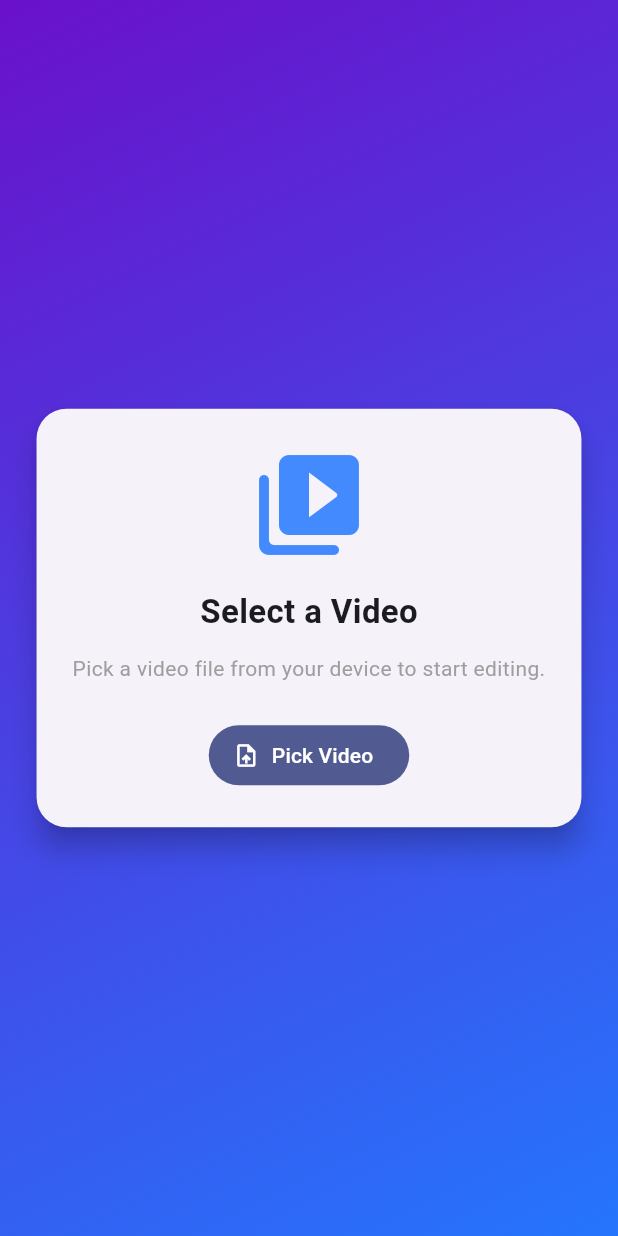
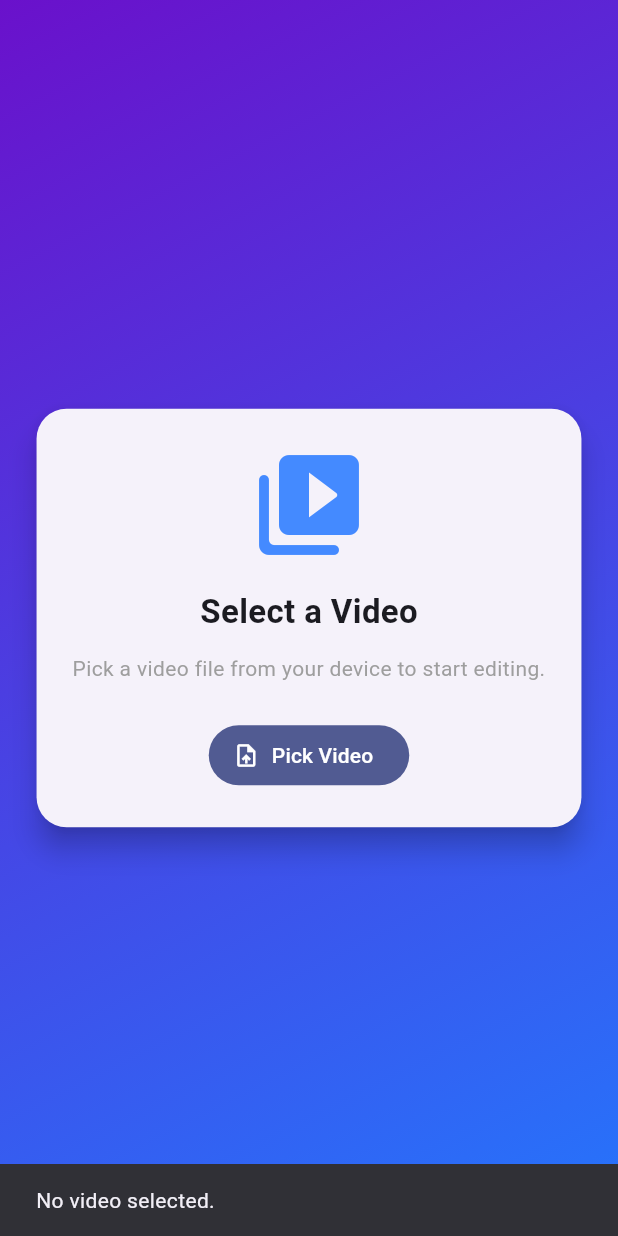
Before and after one commit to Kanha-Barad/flutter_video_cut_editor, a Flutter app: the screen it shows after launch, after a tap on "Pick Video", on a phone screen of 412 x 824 dp. Run offline on Flutter 3.47's test engine with Material 3 defaults, Android fonts, the phone set to English and light mode, and no system bars; our stand-ins replace device_info_plus, file_picker, image_picker, video_player; missing offline and left inert: ffmpeg_kit_flutter_new_min_gpl, video_editor; network calls fail.

Commit message:
Fix iOS simulator video picker using device_info_plus

```diff
--- a/lib/features/editor/logic/editor_notifier.dart
+++ b/lib/features/editor/logic/editor_notifier.dart
@@ -14,7 +14,7 @@ class EditorNotifier extends ChangeNotifier {
   double progress = 0.0;
   String? lastOut;
 
-  EditorNotifier({FFmpegService? ffmpegService}) : ffmpeg = ffmpegService ?? FFmpegService();
+  EditorNotifier(FFmpegService fFmpegService, {FFmpegService? ffmpegService}) : ffmpeg = ffmpegService ?? FFmpegService();
 
   void setInitial(Duration total) {
     segments = [Segment(Duration.zero, total)];
--- a/lib/features/picker/picker_page.dart
+++ b/lib/features/picker/picker_page.dart
@@ -1,10 +1,14 @@
 import 'dart:io';
 import 'package:flutter/material.dart';
 import 'package:file_picker/file_picker.dart';
+import 'package:flutter/services.dart';
+import 'package:image_picker/image_picker.dart';
+import 'package:path_provider/path_provider.dart';
 import '../editor/ui/editor_page.dart';
 import 'package:provider/provider.dart';
 import '../../core/services/ffmpeg_service.dart';
 import '../editor/logic/editor_notifier.dart';
+import 'package:device_info_plus/device_info_plus.dart';
 
 class PickerPage extends StatefulWidget {
   const PickerPage({super.key});
@@ -13,24 +17,61 @@ class PickerPage extends StatefulWidget {
 }
 
 class _PickerPageState extends State<PickerPage> {
+  File? _selectedFile;
+
   Future<void> _pick() async {
-    final r = await FilePicker.platform.pickFiles(type: FileType.video);
-    if (r == null || r.files.isEmpty) return;
-    final path = r.files.single.path;
-    if (path == null) {
-      if (!mounted) return;
+    File? file;
+    try {
+      if (Platform.isIOS) {
+        final picked = await ImagePicker().pickVideo(source: ImageSource.gallery);
+
+        // Check if running on Simulator
+        final iosInfo = await DeviceInfoPlugin().iosInfo;
+        final isSimulator = iosInfo.isPhysicalDevice == false;
+
+        if (picked != null) {
+          file = File(picked.path);
+        } else if (isSimulator) {
+          // Simulator fallback: load sample video from assets
+          final bytes = await rootBundle.load('assets/sample.mp4');
+          final tempDir = await getTemporaryDirectory();
+          final tempFile = File('${tempDir.path}/sample.mp4');
+          await tempFile.writeAsBytes(bytes.buffer.asUint8List());
+          file = tempFile;
+        }
+      } else {
+        final r = await FilePicker.platform.pickFiles(type: FileType.video);
+        if (r != null && r.files.single.path != null) {
+          file = File(r.files.single.path!);
+        }
+      }
+    } catch (e) {
+      debugPrint("Error picking video: $e");
+    }
+
+    if (!mounted) return;
+
+    if (file == null) {
       ScaffoldMessenger.of(context)
-          .showSnackBar(const SnackBar(content: Text('Cannot get path.')));
+          .showSnackBar(const SnackBar(content: Text('No video selected.')));
       return;
     }
-    if (!mounted) return;
-    final ff = FFmpegService();
-    Navigator.of(context).push(MaterialPageRoute(
-      builder: (_) => ChangeNotifierProvider(
-        create: (_) => EditorNotifier(ffmpegService: ff),
-        child: EditorPage(file: File(path)),
-      ),
-    ));
+
+    setState(() => _selectedFile = file);
+  }
+
+  void _openEditor() {
+    if (_selectedFile != null) {
+      Navigator.push(
+        context,
+        MaterialPageRoute(
+          builder: (_) => ChangeNotifierProvider(
+            create: (_) => EditorNotifier(FFmpegService()),
+            child: EditorPage(file: _selectedFile!),
+          ),
+        ),
+      );
+    }
   }
 
   @override
@@ -48,9 +89,8 @@ class _PickerPageState extends State<PickerPage> {
         child: Center(
           child: Card(
             elevation: 8,
-            shape: RoundedRectangleBorder(
-              borderRadius: BorderRadius.circular(20),
-            ),
+            shape:
+                RoundedRectangleBorder(borderRadius: BorderRadius.circular(20)),
             child: Padding(
               padding: const EdgeInsets.all(24),
               child: Column(
@@ -59,13 +99,9 @@ class _PickerPageState extends State<PickerPage> {
                   const Icon(Icons.video_library_rounded,
                       size: 80, color: Colors.blueAccent),
                   const SizedBox(height: 16),
-                  const Text(
-                    "Select a Video",
-                    style: TextStyle(
-                      fontSize: 22,
-                      fontWeight: FontWeight.bold,
-                    ),
-                  ),
+                  const Text("Select a Video",
+                      style:
+                          TextStyle(fontSize: 22, fontWeight: FontWeight.bold)),
                   const SizedBox(height: 12),
                   const Text(
                     "Pick a video file from your device to start editing.",
@@ -78,6 +114,20 @@ class _PickerPageState extends State<PickerPage> {
                     icon: const Icon(Icons.upload_file),
                     label: const Text("Pick Video"),
                   ),
+                  if (_selectedFile != null) ...[
+                    const SizedBox(height: 20),
+                    Text(
+                      "Selected: ${_selectedFile!.path.split('/').last}",
+                      style: const TextStyle(
+                          fontSize: 14, fontWeight: FontWeight.w500),
+                    ),
+                    const SizedBox(height: 10),
+                    FilledButton.icon(
+                      onPressed: _openEditor,
+                      icon: const Icon(Icons.edit),
+                      label: const Text("Open in Editor"),
+                    ),
+                  ],
                 ],
               ),
             ),
--- a/pubspec.yaml
+++ b/pubspec.yaml
@@ -42,6 +42,8 @@ dependencies:
   path: ^1.9.0
   provider: ^6.1.5+1
   permission_handler: ^11.3.1
+  image_picker: ^1.1.2
+  device_info_plus: ^11.3.0
 
 dev_dependencies:
   flutter_test:
```
Also changed, not shown: pubspec.lock, 31 other files.
